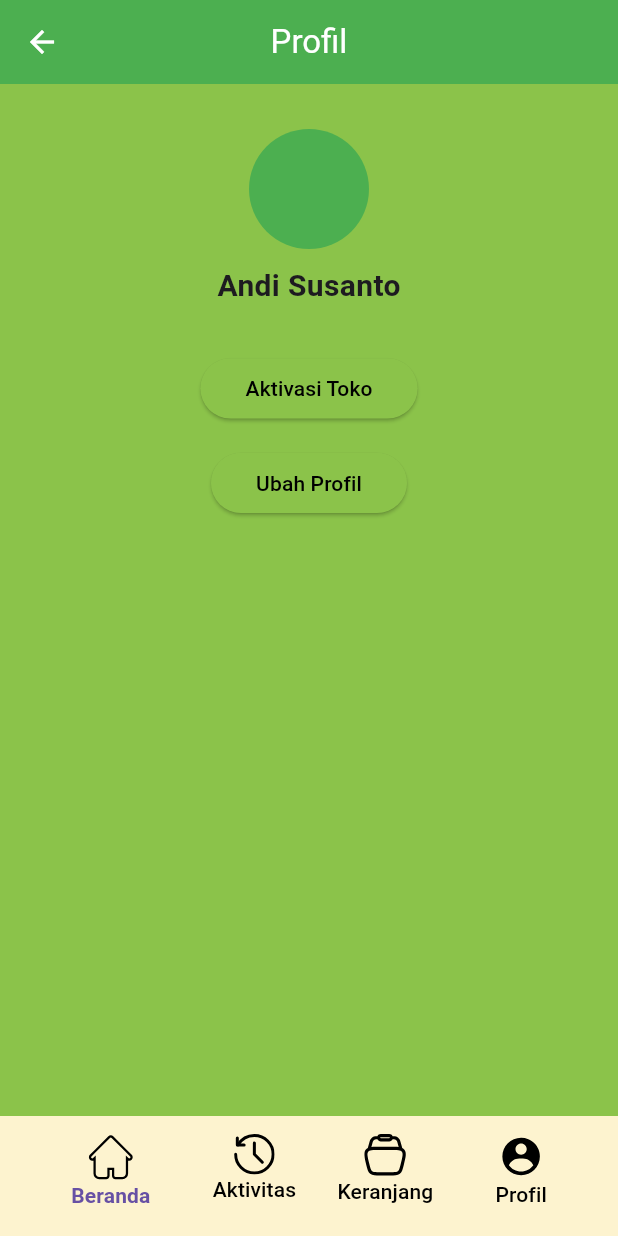
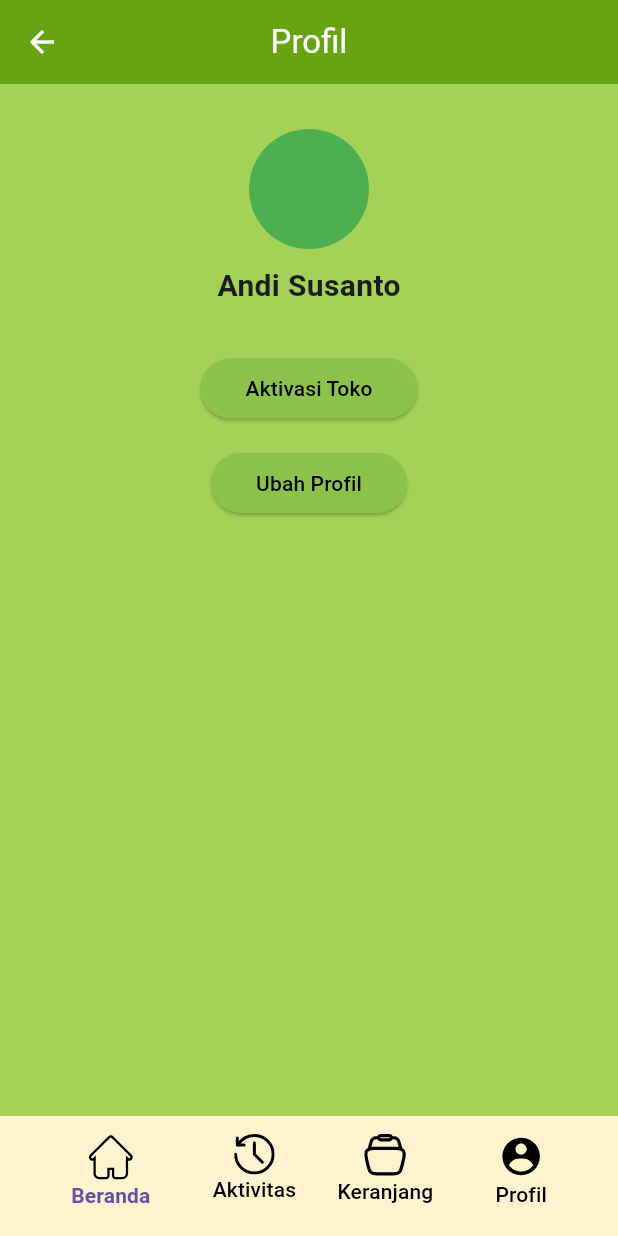
Before and after one commit to Dardeka/MakanKuy_App, a Flutter app: the screen it shows after launch, after a tap on the "arrow back" icon, on a phone screen of 412 x 824 dp. Run offline on Flutter 3.47's test engine with Material 3 defaults, Android fonts, the phone set to English and light mode, and no system bars; our stand-ins replace flutter_map, flutter_svg, latlong2; Roboto replaces fonts that are missing (Monserrat).

```diff
--- a/lib/pages/aktivasi.dart
+++ b/lib/pages/aktivasi.dart
@@ -35,7 +35,7 @@ class Aktivasi extends StatelessWidget {
       body: Column(
         children: [
           Container(
-            color: Colors.green,
+            color: green2,
             height: 200,
             child: Stack(
               children: [
@@ -79,7 +79,7 @@ class Aktivasi extends StatelessWidget {
               ],
             ),
           ),
-          Expanded(
+          Flexible(
             child: Container(
               color: Colors.lightGreen[200],
               child: Padding(
@@ -92,7 +92,7 @@ class Aktivasi extends StatelessWidget {
                     CustomTextField(labelText: 'No. Telepon'),
                     CustomTextField(labelText: 'NIK'),
                     CustomTextField(labelText: 'NPWP'),
-                    SizedBox(height: 20),
+                    SizedBox(height: 10),
                     ElevatedButton(
                       onPressed: () {},
                       style: ElevatedButton.styleFrom(
--- a/lib/pages/home_page.dart
+++ b/lib/pages/home_page.dart
@@ -6,6 +6,7 @@ import 'package:app_makankuy/components/home_page/maps.dart';
 import 'package:app_makankuy/components/home_page/poster.dart';
 import 'package:app_makankuy/components/home_page/saldo.dart';
 import 'package:app_makankuy/components/profile/profile_page.dart';
+import 'package:app_makankuy/pages/profil_user.dart';
 import 'package:app_makankuy/theme.dart';
 import 'package:flutter/material.dart';
 import 'package:flutter_svg/flutter_svg.dart';
@@ -124,7 +125,7 @@ class _HomePageState extends State<HomePage> {
                         shadowColor: Colors.transparent,
                       ),
                       onPressed: () {
-                        Navigator.push(context, MaterialPageRoute(builder: (context)=>profilePage()));
+                        Navigator.push(context, MaterialPageRoute(builder: (context)=>ProfileUser()));
                       },
                       child: Column(
                         children: [
--- a/lib/pages/profil_user.dart
+++ b/lib/pages/profil_user.dart
@@ -7,6 +7,7 @@ import 'package:app_makankuy/components/home_page/poster.dart';
 import 'package:app_makankuy/components/home_page/saldo.dart';
 import 'package:app_makankuy/components/profile/profile_page.dart';
 import 'package:app_makankuy/pages/aktivasi.dart';
+import 'package:app_makankuy/pages/home_page.dart';
 import 'package:app_makankuy/theme.dart';
 import 'package:flutter/material.dart';
 import 'package:flutter_svg/flutter_svg.dart';
@@ -24,7 +25,7 @@ class ProfileUser extends StatelessWidget {
   Widget build(BuildContext context) {
     return Scaffold(
       appBar: AppBar(
-        backgroundColor: Colors.green,
+        backgroundColor: green2,
         title: Text('Profil', style: TextStyle(color: Colors.white)),
         centerTitle: true,
         leading: IconButton(
@@ -33,7 +34,7 @@ class ProfileUser extends StatelessWidget {
         ),
       ),
       body: Container(
-        color: Colors.lightGreen,
+        color: green3,
         width: 2000.0,
         height: 900.0,
         child: Column(
@@ -94,7 +95,9 @@ class ProfileUser extends StatelessWidget {
                         backgroundColor: Colors.transparent,
                         shadowColor: Colors.transparent,
                       ),
-                      onPressed: () {},
+                      onPressed: () {
+                        Navigator.push(context, MaterialPageRoute(builder: (context)=>HomePage()));
+                      },
                       child: Column(
                         children: [
                           SvgPicture.asset('assets/icons/HomeProfil.svg'),
@@ -134,9 +137,7 @@ class ProfileUser extends StatelessWidget {
                         shadowColor: Colors.transparent,
                         padding: const EdgeInsets.only(left: 10, right: 10, bottom: 1, top: 0),
                       ),
-                      onPressed: () {
-                        // Navigator.push(context, MaterialPageRoute(builder: (context)=>profilePage()));
-                      },
+                      onPressed: () {},
                       child: Column(
                         children: [
                           SvgPicture.asset('assets/icons/Keranjang.svg'),
@@ -156,7 +157,7 @@ class ProfileUser extends StatelessWidget {
                         shadowColor: Colors.transparent,
                       ),
                       onPressed: () {
-                        Navigator.push(context, MaterialPageRoute(builder: (context)=>profilePage()));
+                        Navigator.push(context, MaterialPageRoute(builder: (context)=>ProfileUser()));
                       },
                       child: Column(
                         children: [
```
